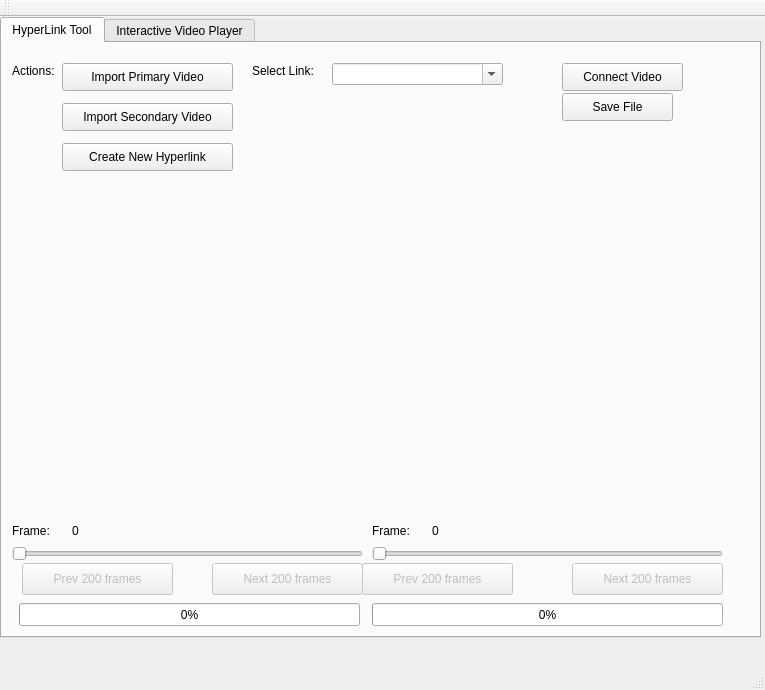
First picture: the form in mainwindow.ui, repository willgoishi/CSCI576HypermediaProject, before the edit.
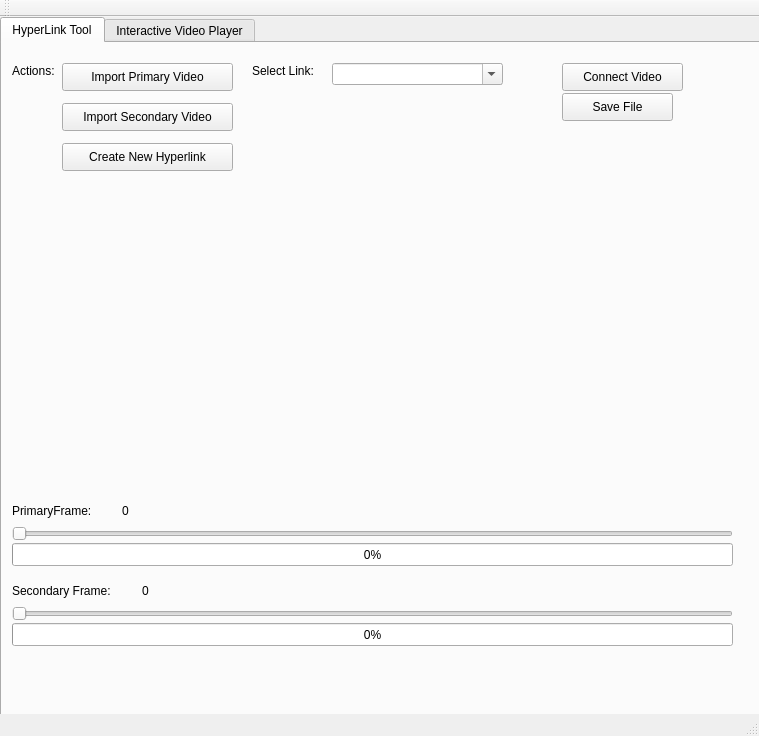
Second picture: the form after the edit.

Commit message: Load initial frame when importing player

Diff of the .ui file:
```diff
--- a/mainwindow.ui
+++ b/mainwindow.ui
@@ -6,8 +6,8 @@
    <rect>
     <x>0</x>
     <y>0</y>
-    <width>765</width>
-    <height>690</height>
+    <width>759</width>
+    <height>736</height>
    </rect>
   </property>
   <property name="windowTitle">
@@ -20,7 +20,7 @@
       <x>0</x>
       <y>0</y>
       <width>761</width>
-      <height>621</height>
+      <height>741</height>
      </rect>
     </property>
     <property name="currentIndex">
@@ -141,8 +141,8 @@
       <property name="geometry">
        <rect>
         <x>10</x>
-        <y>500</y>
-        <width>351</width>
+        <y>480</y>
+        <width>721</width>
         <height>22</height>
        </rect>
       </property>
@@ -160,33 +160,33 @@
       <property name="geometry">
        <rect>
         <x>10</x>
-        <y>480</y>
-        <width>55</width>
+        <y>460</y>
+        <width>91</width>
         <height>16</height>
        </rect>
       </property>
       <property name="text">
-       <string>Frame:</string>
+       <string>PrimaryFrame:</string>
       </property>
      </widget>
      <widget class="QLabel" name="frameLabelRight">
       <property name="geometry">
        <rect>
-        <x>370</x>
-        <y>480</y>
-        <width>55</width>
+        <x>10</x>
+        <y>540</y>
+        <width>111</width>
         <height>16</height>
        </rect>
       </property>
       <property name="text">
-       <string>Frame: </string>
+       <string>Secondary Frame: </string>
       </property>
      </widget>
      <widget class="QLabel" name="frameCountLeft">
       <property name="geometry">
        <rect>
-        <x>70</x>
-        <y>480</y>
+        <x>120</x>
+        <y>460</y>
         <width>55</width>
         <height>16</height>
        </rect>
@@ -198,8 +198,8 @@
      <widget class="QLabel" name="frameCountRight">
       <property name="geometry">
        <rect>
-        <x>430</x>
-        <y>480</y>
+        <x>140</x>
+        <y>540</y>
         <width>55</width>
         <height>16</height>
        </rect>
@@ -208,44 +208,12 @@
        <string>0</string>
       </property>
      </widget>
-     <widget class="QPushButton" name="primaryPrevFramesButton">
-      <property name="enabled">
-       <bool>false</bool>
-      </property>
-      <property name="geometry">
-       <rect>
-        <x>20</x>
-        <y>520</y>
-        <width>151</width>
-        <height>32</height>
-       </rect>
-      </property>
-      <property name="text">
-       <string>Prev 200 frames</string>
-      </property>
-     </widget>
-     <widget class="QPushButton" name="primaryNextFramesButton">
-      <property name="enabled">
-       <bool>false</bool>
-      </property>
-      <property name="geometry">
-       <rect>
-        <x>210</x>
-        <y>520</y>
-        <width>151</width>
-        <height>32</height>
-       </rect>
-      </property>
-      <property name="text">
-       <string>Next 200 frames</string>
-      </property>
-     </widget>
      <widget class="QProgressBar" name="primaryVideoProgressBar">
       <property name="geometry">
        <rect>
-        <x>17</x>
-        <y>560</y>
-        <width>341</width>
+        <x>10</x>
+        <y>500</y>
+        <width>721</width>
         <height>23</height>
        </rect>
       </property>
@@ -259,44 +227,12 @@
        <number>1</number>
       </property>
      </widget>
-     <widget class="QPushButton" name="secondaryPrevFramesButton">
-      <property name="enabled">
-       <bool>false</bool>
-      </property>
-      <property name="geometry">
-       <rect>
-        <x>360</x>
-        <y>520</y>
-        <width>151</width>
-        <height>32</height>
-       </rect>
-      </property>
-      <property name="text">
-       <string>Prev 200 frames</string>
-      </property>
-     </widget>
-     <widget class="QPushButton" name="secondaryNextFramesButton">
-      <property name="enabled">
-       <bool>false</bool>
-      </property>
-      <property name="geometry">
-       <rect>
-        <x>570</x>
-        <y>520</y>
-        <width>151</width>
-        <height>32</height>
-       </rect>
-      </property>
-      <property name="text">
-       <string>Next 200 frames</string>
-      </property>
-     </widget>
      <widget class="QProgressBar" name="secondaryVideoProgressBar">
       <property name="geometry">
        <rect>
-        <x>370</x>
-        <y>560</y>
-        <width>351</width>
+        <x>10</x>
+        <y>580</y>
+        <width>721</width>
         <height>23</height>
        </rect>
       </property>
@@ -313,9 +249,9 @@
      <widget class="QSlider" name="horizontalSliderRight">
       <property name="geometry">
        <rect>
-        <x>370</x>
-        <y>500</y>
-        <width>351</width>
+        <x>10</x>
+        <y>560</y>
+        <width>721</width>
         <height>22</height>
        </rect>
       </property>
```
Left out of the diff: 2 changed lines with no effect on the pictures. The commit also changes 1 other file.
